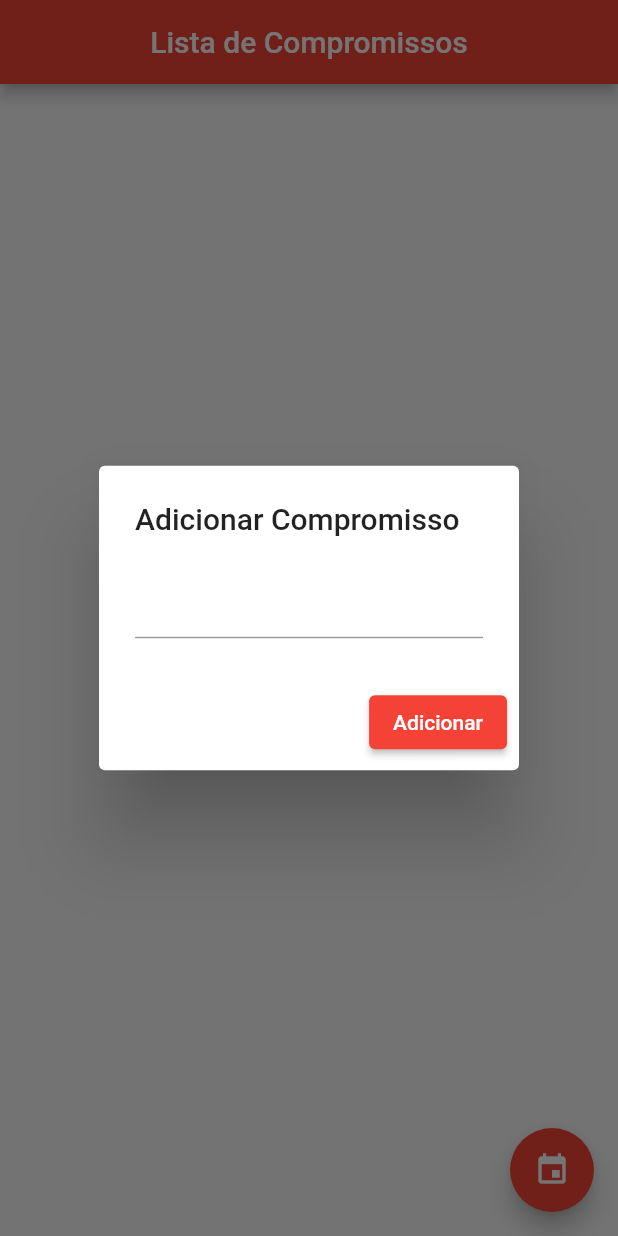
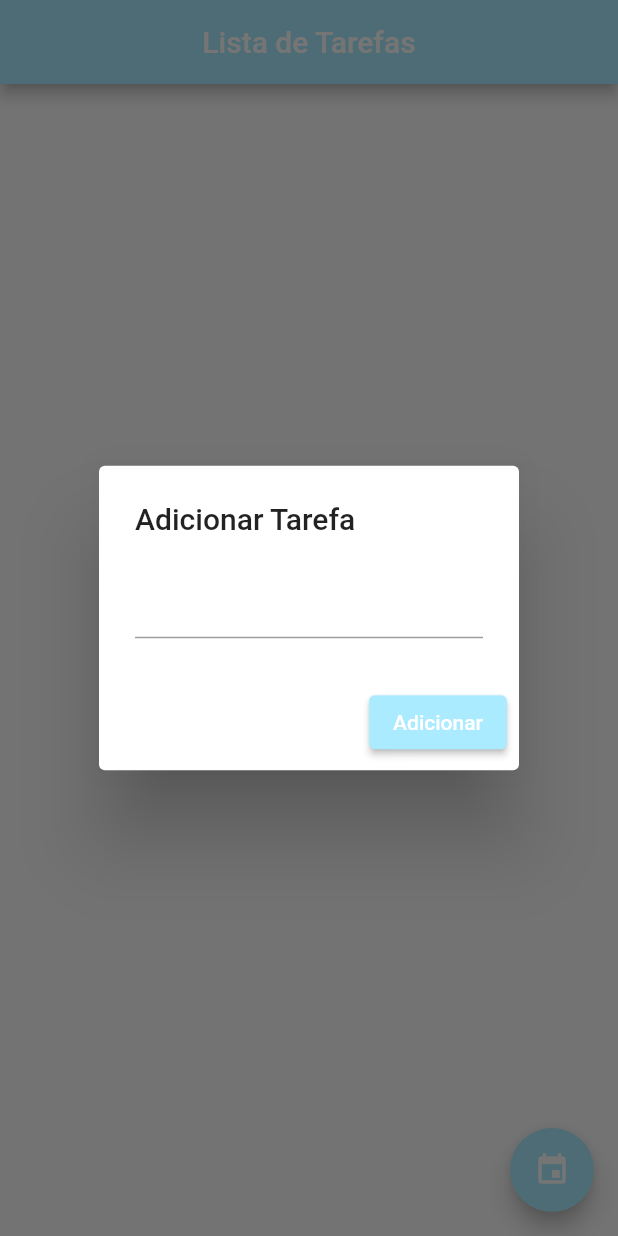
Before and after one commit to pygaudiello/Listaaa, a Flutter app: the screen it shows after launch, after a tap on the "event" icon, on a phone screen of 412 x 824 dp. Run offline on Flutter 3.47's test engine with Material 2 defaults, Android fonts, the phone set to English and light mode, and no system bars.

Commit message:
Resultado final

```diff
--- a/lib/main.dart
+++ b/lib/main.dart
@@ -1,45 +1,52 @@
 import 'package:flutter/material.dart';
 
 void main() {
-  runApp(MyApp());
+  runApp(const MyApp());
 }
 
 class MyApp extends StatelessWidget {
+  const MyApp({Key? key}) : super(key: key);
+
   @override
   Widget build(BuildContext context) {
-    return MaterialApp(
+    return const MaterialApp(
       home: TaskList(),
     );
   }
 }
 
 class TaskList extends StatefulWidget {
+  const TaskList({Key? key}) : super(key: key);
+
   @override
   _TaskListState createState() => _TaskListState();
 }
 
 class _TaskListState extends State<TaskList> {
-  List<String> tasks = []; // Lista de Compromissos
+  List<Task> tasks = []; // Lista de Compromissos
 
   @override
   Widget build(BuildContext context) {
     return Scaffold(
       appBar: AppBar(
-        title: Text('Lista de Compromissos'),
+        title: const Text(
+          'Lista de Tarefas',
+          style: TextStyle(fontWeight: FontWeight.w500), // Negrito
+        ),
         centerTitle: true, // Título centralizado
-        backgroundColor: Colors.red, //AppBar vermelha
+        backgroundColor: const Color.fromARGB(255, 170, 235, 255),
       ),
       body: ListView.builder(
         itemCount: tasks.length,
         itemBuilder: (context, index) {
-          return ListTile(
-            title: Text(tasks[index]),
-            trailing: IconButton(
-              icon: Icon(Icons.delete),
-              onPressed: () {
-                _deleteTask(index);
-              },
-            ),
+          return TaskItem(
+            task: tasks[index],
+            onDelete: () {
+              _deleteTask(index);
+            },
+            onToggle: () {
+              _toggleTask(index);
+            },
           );
         },
       ),
@@ -47,8 +54,9 @@ class _TaskListState extends State<TaskList> {
         onPressed: () {
           _addTask(context);
         },
-        child: Icon(Icons.event),
-        backgroundColor: Colors.red, // Botão vermelho
+        child: const Icon(Icons.event),
+        backgroundColor:
+            const Color.fromARGB(255, 170, 235, 255), // Botão vermelho
       ),
     );
   }
@@ -60,7 +68,7 @@ class _TaskListState extends State<TaskList> {
       context: context,
       builder: (BuildContext context) {
         return AlertDialog(
-          title: Text('Adicionar Compromisso'),
+          title: const Text('Adicionar Tarefa'),
           content: TextField(
             controller: taskController,
           ),
@@ -68,14 +76,14 @@ class _TaskListState extends State<TaskList> {
             ElevatedButton(
               onPressed: () {
                 setState(() {
-                  tasks.add(taskController.text);
+                  tasks.add(Task(title: taskController.text, completed: false));
                 });
                 Navigator.of(context).pop();
               },
               style: ElevatedButton.styleFrom(
-                primary: Colors.red, //Adicionar em vermelho
+                primary: const Color.fromARGB(255, 170, 235, 255),
               ),
-              child: Text('Adicionar'),
+              child: const Text('Adicionar'),
             ),
           ],
         );
@@ -88,4 +96,57 @@ class _TaskListState extends State<TaskList> {
       tasks.removeAt(index);
     });
   }
+
+  void _toggleTask(int index) {
+    setState(() {
+      tasks[index].toggleCompleted();
+    });
+  }
 }
+
+class Task {
+  String title;
+  bool completed;
+
+  Task({required this.title, required this.completed});
+
+  void toggleCompleted() {
+    completed = !completed;
+  }
+}
+
+class TaskItem extends StatelessWidget {
+  final Task task;
+  final VoidCallback onDelete;
+  final VoidCallback onToggle;
+
+  const TaskItem({
+    required this.task,
+    required this.onDelete,
+    required this.onToggle,
+    Key? key,
+  }) : super(key: key);
+
+  @override
+  Widget build(BuildContext context) {
+    return ListTile(
+      leading: Checkbox(
+        value: task.completed,
+        onChanged: (value) {
+          onToggle();
+        },
+      ),
+      title: Text(
+        task.title,
+        style: TextStyle(
+          fontSize: 15,
+          decoration: task.completed ? TextDecoration.lineThrough : null,
+        ),
+      ),
+      trailing: IconButton(
+        icon: const Icon(Icons.delete),
+        onPressed: onDelete,
+      ),
+    );
+  }
+}
```
